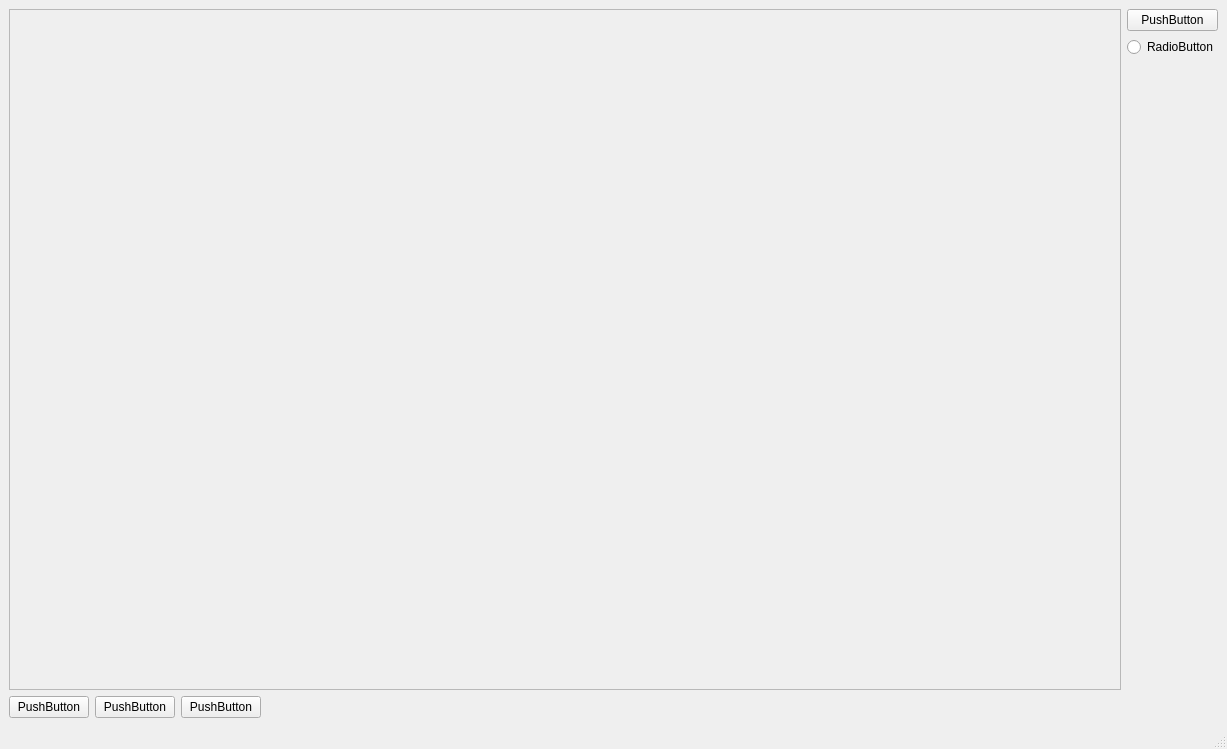
The window that resizable_img/main_window.ui (tomasvicar/pyqt_tests) describes before a commit, drawn with Qt 5.
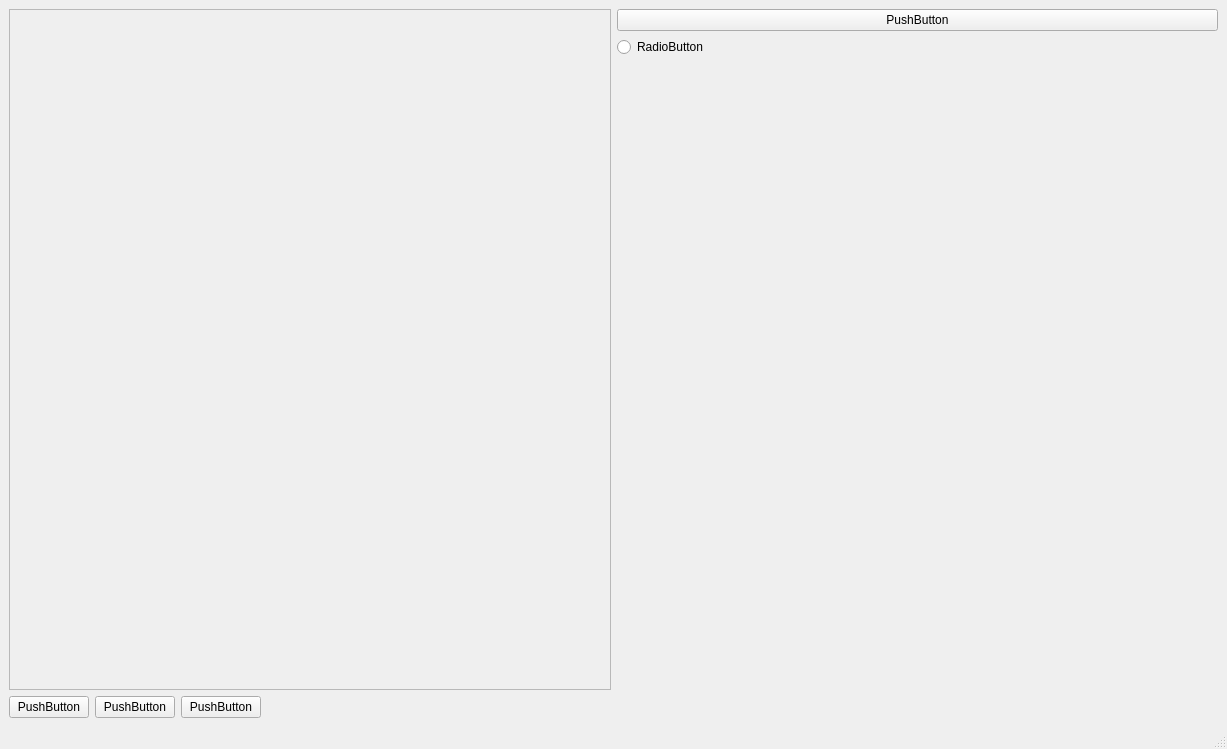
The same window after the commit.

What changed in the file:
```diff
--- a/resizable_img/main_window.ui
+++ b/resizable_img/main_window.ui
@@ -87,27 +87,14 @@
        </layout>
       </item>
       <item row="0" column="0">
-       <layout class="QVBoxLayout" name="verticalLayout">
-        <item>
-         <widget class="QFrame" name="frame">
-          <property name="sizePolicy">
-           <sizepolicy hsizetype="Expanding" vsizetype="Expanding">
-            <horstretch>0</horstretch>
-            <verstretch>0</verstretch>
-           </sizepolicy>
-          </property>
-          <property name="frameShape">
-           <enum>QFrame::StyledPanel</enum>
-          </property>
-          <property name="frameShadow">
-           <enum>QFrame::Raised</enum>
-          </property>
-          <property name="lineWidth">
-           <number>2</number>
-          </property>
-         </widget>
-        </item>
-       </layout>
+       <widget class="QFrame" name="frame">
+        <property name="frameShape">
+         <enum>QFrame::StyledPanel</enum>
+        </property>
+        <property name="frameShadow">
+         <enum>QFrame::Raised</enum>
+        </property>
+       </widget>
       </item>
      </layout>
     </item>
```
Left out of the diff: 62 changed lines with no effect on the pictures.
